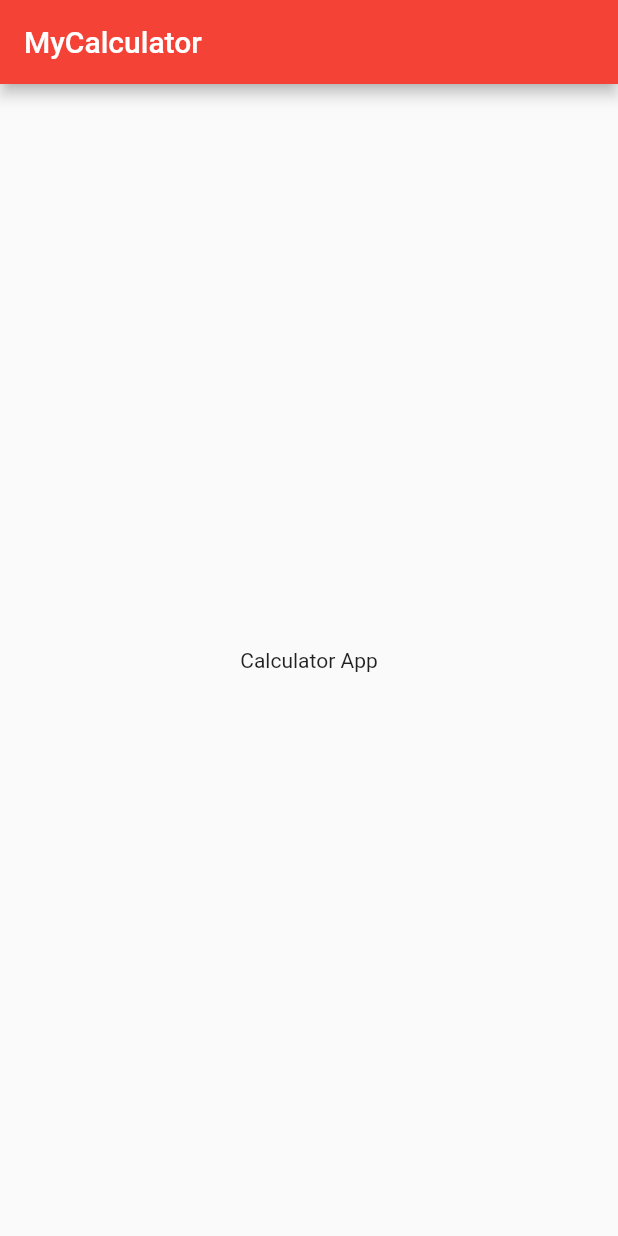
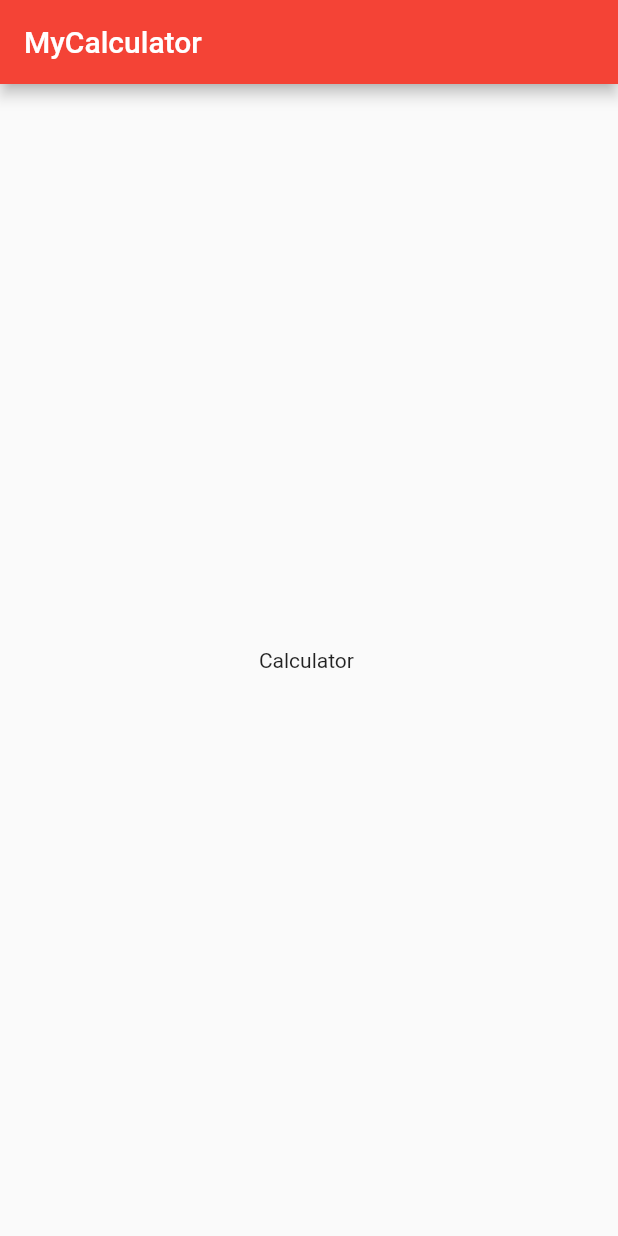
Before and after one commit to ebinsanty/flutter_app3, a Flutter app: the screen it shows after launch, on a phone screen of 412 x 824 dp. Run offline on Flutter 3.47's test engine with Material 2 defaults, Android fonts, the phone set to English and light mode, and no system bars.

Commit message:
Update home_page.dart

```diff
--- a/lib/home_page.dart
+++ b/lib/home_page.dart
@@ -14,7 +14,7 @@ class HomePageState extends State<HomePage>{
       ),
       body: new Container(
         child: new Center(
-          child: new Text("Calculator App"),
+          child: new Text("Calculator "),
         ),
       ),
 
```
